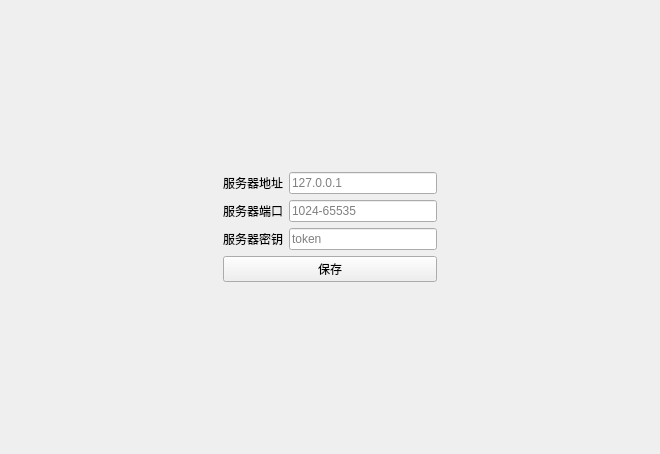
Qt form ui/main.ui (LyceenAiro/EazyFrpSetting) before a commit.
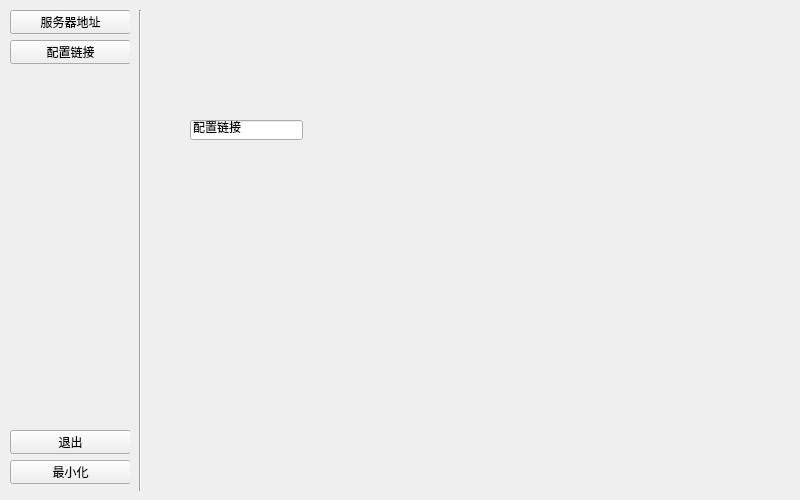
The same form after that commit. The open tabs and pages were chosen to show the change.

Commit message: vtest_4：实现页面UI

What changed in the file:
```diff
--- a/ui/main.ui
+++ b/ui/main.ui
@@ -6,44 +6,117 @@
    <rect>
     <x>0</x>
     <y>0</y>
-    <width>660</width>
-    <height>454</height>
+    <width>800</width>
+    <height>500</height>
    </rect>
   </property>
   <property name="windowTitle">
    <string>Frp快速配置</string>
   </property>
   <widget class="QWidget" name="centralwidget">
-   <layout class="QVBoxLayout" name="verticalLayout_2">
-    <item>
-     <spacer name="verticalSpacer">
-      <property name="orientation">
-       <enum>Qt::Vertical</enum>
-      </property>
-      <property name="sizeHint" stdset="0">
-       <size>
+   <widget class="QWidget" name="widge_left" native="true">
+    <property name="geometry">
+     <rect>
+      <x>10</x>
+      <y>10</y>
+      <width>120</width>
+      <height>481</height>
+     </rect>
+    </property>
+    <widget class="QPushButton" name="page_link">
+     <property name="geometry">
+      <rect>
+       <x>0</x>
+       <y>30</y>
+       <width>121</width>
+       <height>24</height>
+      </rect>
+     </property>
+     <property name="text">
+      <string>配置链接</string>
+     </property>
+    </widget>
+    <widget class="QPushButton" name="page_server">
+     <property name="geometry">
+      <rect>
+       <x>0</x>
+       <y>0</y>
+       <width>121</width>
+       <height>24</height>
+      </rect>
+     </property>
+     <property name="text">
+      <string>服务器地址</string>
+     </property>
+    </widget>
+    <widget class="QPushButton" name="window_close">
+     <property name="geometry">
+      <rect>
+       <x>0</x>
+       <y>420</y>
+       <width>121</width>
+       <height>24</height>
+      </rect>
+     </property>
+     <property name="text">
+      <string>退出</string>
+     </property>
+    </widget>
+    <widget class="QPushButton" name="window_mini">
+     <property name="geometry">
+      <rect>
+       <x>0</x>
+       <y>450</y>
+       <width>121</width>
+       <height>24</height>
+      </rect>
+     </property>
+     <property name="text">
+      <string>最小化</string>
+     </property>
+    </widget>
+   </widget>
+   <widget class="Line" name="line">
+    <property name="geometry">
+     <rect>
+      <x>130</x>
+      <y>10</y>
         <width>20</width>
-        <height>153</height>
-       </size>
-      </property>
-     </spacer>
-    </item>
-    <item>
-     <layout class="QHBoxLayout" name="horizontalLayout_4">
-      <item>
-       <spacer name="horizontalSpacer_2">
+      <height>481</height>
+     </rect>
+    </property>
         <property name="orientation">
-         <enum>Qt::Horizontal</enum>
-        </property>
-        <property name="sizeHint" stdset="0">
-         <size>
-          <width>40</width>
-          <height>20</height>
-         </size>
-        </property>
-       </spacer>
-      </item>
-      <item>
+     <enum>Qt::Vertical</enum>
+    </property>
+   </widget>
+   <widget class="QStackedWidget" name="stackedWidget">
+    <property name="geometry">
+     <rect>
+      <x>150</x>
+      <y>10</y>
+      <width>641</width>
+      <height>481</height>
+     </rect>
+    </property>
+    <property name="mouseTracking">
+     <bool>false</bool>
+    </property>
+    <property name="contextMenuPolicy">
+     <enum>Qt::NoContextMenu</enum>
+    </property>
+    <property name="currentIndex">
+     <number>0</number>
+    </property>
+    <widget class="QWidget" name="page">
+     <widget class="QWidget" name="layoutWidget">
+      <property name="geometry">
+       <rect>
+        <x>140</x>
+        <y>140</y>
+        <width>202</width>
+        <height>116</height>
+       </rect>
+      </property>
        <layout class="QVBoxLayout" name="verticalLayout">
         <item>
          <layout class="QHBoxLayout" name="horizontalLayout">
@@ -107,36 +180,24 @@
          </widget>
         </item>
        </layout>
-      </item>
-      <item>
-       <spacer name="horizontalSpacer">
-        <property name="orientation">
-         <enum>Qt::Horizontal</enum>
-        </property>
-        <property name="sizeHint" stdset="0">
-         <size>
-          <width>40</width>
+     </widget>
+    </widget>
+    <widget class="QWidget" name="page_2">
+     <widget class="QLineEdit" name="lineEdit">
+      <property name="geometry">
+       <rect>
+        <x>40</x>
+        <y>110</y>
+        <width>113</width>
           <height>20</height>
-         </size>
-        </property>
-       </spacer>
-      </item>
-     </layout>
-    </item>
-    <item>
-     <spacer name="verticalSpacer_2">
-      <property name="orientation">
-       <enum>Qt::Vertical</enum>
+       </rect>
+      </property>
+      <property name="text">
+       <string>配置链接</string>
       </property>
-      <property name="sizeHint" stdset="0">
-       <size>
-        <width>20</width>
-        <height>153</height>
-       </size>
-      </property>
-     </spacer>
-    </item>
-   </layout>
+     </widget>
+    </widget>
+   </widget>
   </widget>
  </widget>
  <resources/>
```
Lines whose indentation alone changed are shown as unchanged. The commit also changes 2 other files.
